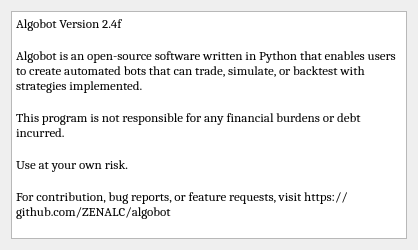
Old version of the form UI/about.ui in the repository ZENALC/algobot.
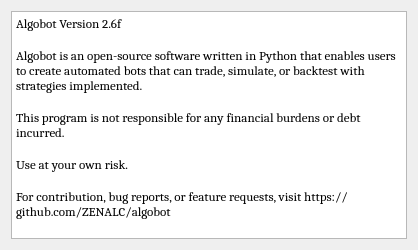
New version of the form.

```diff
--- a/UI/about.ui
+++ b/UI/about.ui
@@ -41,7 +41,7 @@
       <bool>true</bool>
      </property>
      <property name="plainText">
-      <string>Algobot Version 2.4f
+      <string>Algobot Version 2.6f
 
 Algobot is an open-source software written in Python that enables users to create automated bots that can trade, simulate, or backtest with strategies implemented.
 
```
